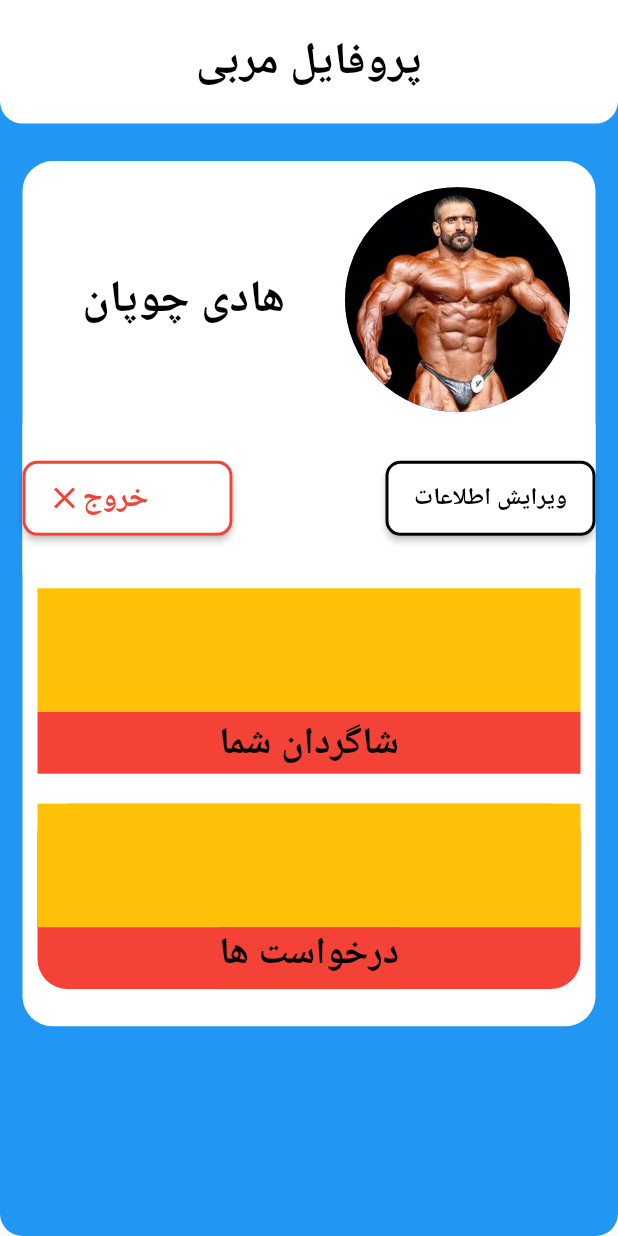
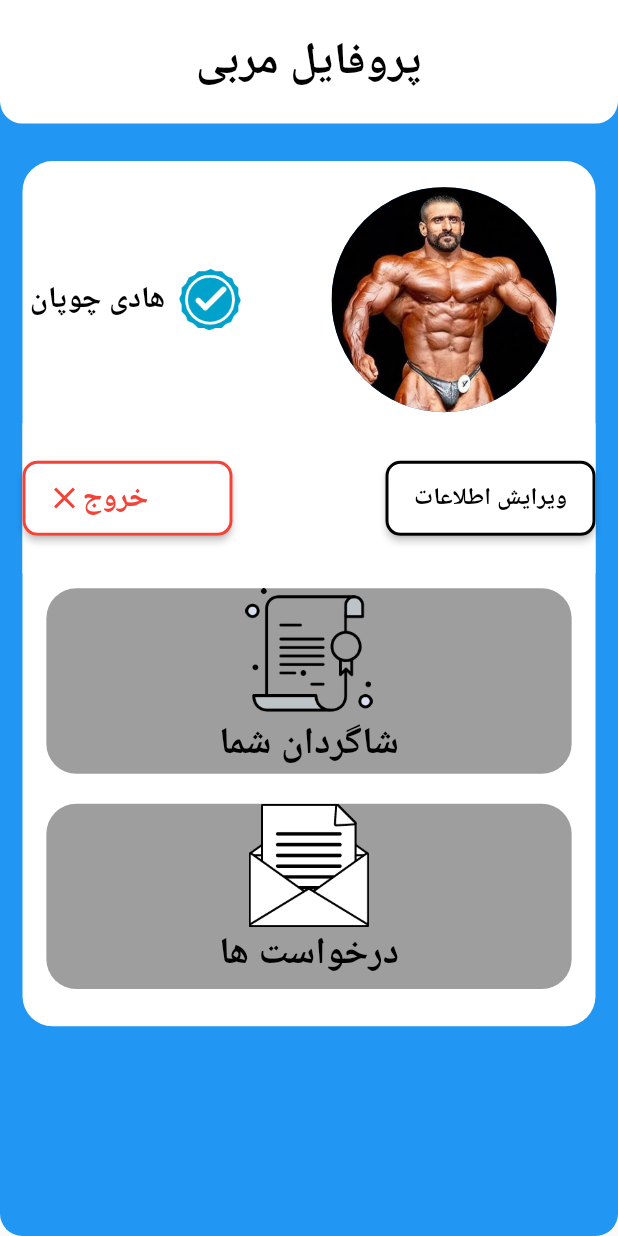
Before and after one commit to pr1266/online_coaching_system_ui_flutter, a Flutter app: the ProfilePage widget shown alone on an empty page, opened directly, on a phone screen of 412 x 824 dp. Run offline on Flutter 3.47's test engine with Material 2 defaults, Android fonts, the phone set to English and light mode, and no system bars; our stand-ins replace circular_profile_avatar, shared_preferences, validators; accounts and stored records are empty; network calls fail.

Commit message:
'profile_edited'

```diff
--- a/lib/coach/profile.dart
+++ b/lib/coach/profile.dart
@@ -42,21 +42,38 @@ class ProfilePage extends StatelessWidget{
               children: <Widget>[
                 new Container(
                   height: MediaQuery.of(context).size.height * .2,
+                  //width: MediaQuery.of(context).size.width * .5,
                   margin: EdgeInsets.only(top: 10),
                   child: new Row(
                     children: <Widget>[
+                      new Column(
+                        children: <Widget>[
                           new Container(
+                            padding: EdgeInsets.only(right: 20),
+                            width: MediaQuery.of(context).size.width * .5,
+                            child: new Row(
+                              children: <Widget>[
+                                new Container(
+                                  width: 100,
                                   child: new Text(
                                     'هادی چوپان',
                                     style: new TextStyle(
                                         color: Colors.black,
-                            fontSize: 30,
+                                        fontSize: 20,
                                         fontWeight: FontWeight.bold
                                     ),
                                   ),
                                   height: MediaQuery.of(context).size.height * .2,
-                        width: 215,
                                   alignment: Alignment.center,
+                                ),
+                                new Container(
+                                  width: 50,
+                                  child: Image.asset('assets/coach_profile/verify.png'),
+                                )
+                              ],
+                            ),
+                          )
+                        ],
                       ),
                       new Container(
                         width: 150,
@@ -113,7 +130,6 @@ class ProfilePage extends StatelessWidget{
                                 borderRadius: BorderRadius.all(Radius.circular(10))
                               ),
                               onPressed: () async{
-
                                 //var response = await Services().createContract(athlete_nat_code, coach_nat_code, widget.header);
                               },
                               child: new Text('ویرایش اطلاعات' , style: TextStyle(color: Colors.black, fontSize: 16, fontWeight: FontWeight.bold),),
@@ -127,17 +143,16 @@ class ProfilePage extends StatelessWidget{
                   margin: EdgeInsets.all(10),
                   height: MediaQuery.of(context).size.height * .15,
                   decoration: new BoxDecoration(
-                    color: Colors.white,
+                    color: Colors.grey,
                     borderRadius: BorderRadius.all(Radius.circular(20))
                   ),
                   child: new Column(
                     children: <Widget>[
                       new Container(
-                        color: Colors.amber,
                         height: MediaQuery.of(context).size.height * .1,
+                        child: Image.asset('assets/coach_profile/students_icon.png'),
                       ),
                       new Container(
-                        color: Colors.red,
                         height: MediaQuery.of(context).size.height * .05,
                         alignment: Alignment.center,
                         child: new Text(
@@ -148,6 +163,7 @@ class ProfilePage extends StatelessWidget{
                             fontWeight: FontWeight.bold
                           ),
                         ),
+                        width: MediaQuery.of(context).size.width * .85,
                       ),
                     ],
                   ),
@@ -161,11 +177,10 @@ class ProfilePage extends StatelessWidget{
                     child: new Column(
                       children: <Widget>[
                         new Container(
-                          color: Colors.amber,
                           height: MediaQuery.of(context).size.height * .1,
+                          child: Image.asset('assets/coach_profile/requests_icon.png'),
                         ),
                         new Container(
-                          color: Colors.red,
                           height: MediaQuery.of(context).size.height * .05,
                           child: new Text(
                             'درخواست ها',
@@ -180,11 +195,12 @@ class ProfilePage extends StatelessWidget{
                     ),
                   ),
                   decoration: new BoxDecoration(
-                      color: Colors.red,
+                      color: Colors.grey,
                       borderRadius: BorderRadius.all(Radius.circular(20))
                   ),
                   margin: EdgeInsets.all(10),
                   height: MediaQuery.of(context).size.height * .15,
+                  width: MediaQuery.of(context).size.width * .85,
                 ),
               ],
             ),
```
Also changed, not shown: lib/coach/base_page.dart (+38 -5 lines), pubspec.yaml (+11 -1 lines), assets/coach_profile/requests_icon.png (added), assets/coach_profile/students_icon.png (added), assets/coach_profile/verify.png (added), assets/navbar/my_coach_butt_black.png (added), assets/navbar/my_coach_butt_green.png (added), assets/navbar/pacage_butt_black.png (added), assets/navbar/pacage_butt_green.png (added), assets/navbar/search_butt_black.png (added), assets/navbar/search_butt_green.png (added), assets/navbar/support_butt_black.png (added), assets/navbar/support_butt_green.png (added). Lines whose indentation alone changed are shown as unchanged.
